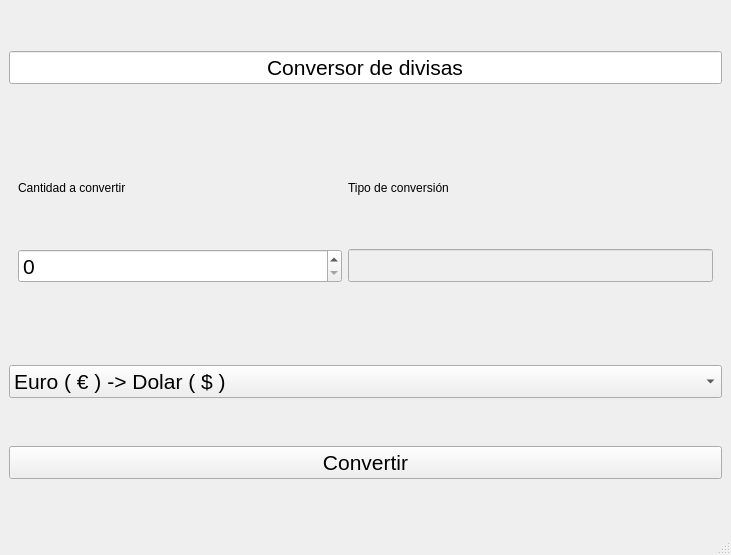
This is interfaz.ui in Ibrahh05/ConversorDivisas as Qt 5 draws it before an edit. The edited form follows.
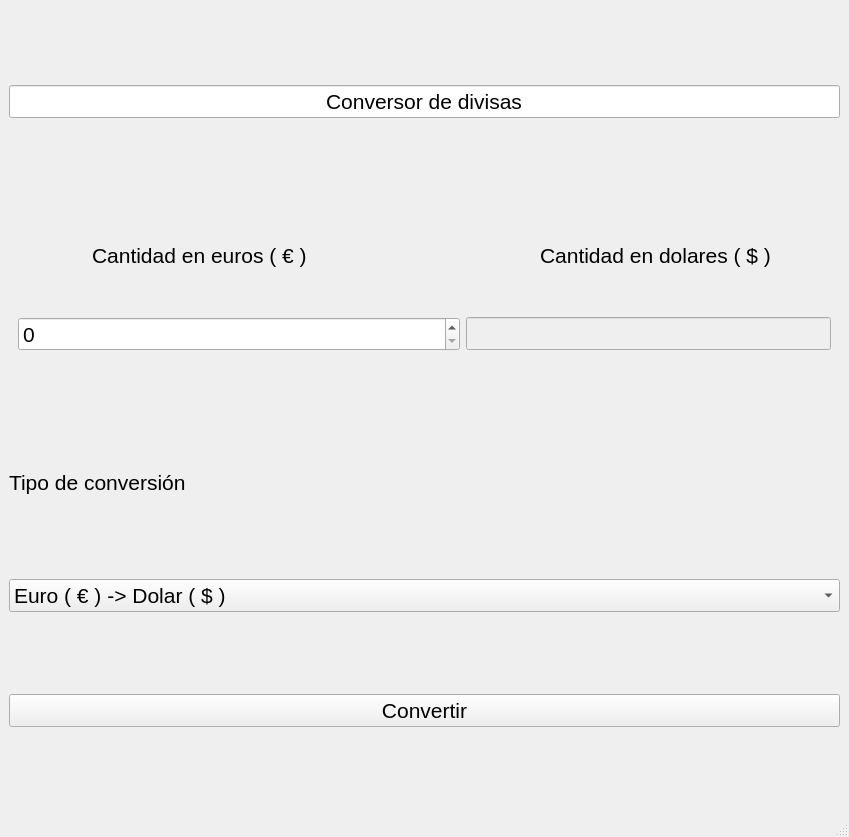
This is the edited form. Icons and pictures are not drawn.

Diff of the .ui file:
```diff
--- a/interfaz.ui
+++ b/interfaz.ui
@@ -6,8 +6,8 @@
    <rect>
     <x>0</x>
     <y>0</y>
-    <width>731</width>
-    <height>555</height>
+    <width>849</width>
+    <height>837</height>
    </rect>
   </property>
   <property name="windowTitle">
@@ -45,45 +45,7 @@
        <property name="topMargin">
         <number>0</number>
        </property>
-       <item row="2" column="0">
-        <widget class="QSpinBox" name="cantidadIntroducida">
-         <property name="font">
-          <font>
-           <pointsize>16</pointsize>
-          </font>
-         </property>
-        </widget>
-       </item>
-       <item row="0" column="1">
-        <widget class="QLabel" name="label">
-         <property name="text">
-          <string>Tipo de conversión</string>
-         </property>
-         <property name="margin">
-          <number>0</number>
-         </property>
-        </widget>
-       </item>
-       <item row="0" column="0">
-        <widget class="QLabel" name="label_2">
-         <property name="maximumSize">
-          <size>
-           <width>16777215</width>
-           <height>61</height>
-          </size>
-         </property>
-         <property name="tabletTracking">
-          <bool>false</bool>
-         </property>
-         <property name="text">
-          <string>Cantidad a convertir</string>
-         </property>
-         <property name="margin">
-          <number>0</number>
-         </property>
-        </widget>
-       </item>
-       <item row="2" column="1">
+       <item row="4" column="1">
         <widget class="QLineEdit" name="cantidadResultado">
          <property name="enabled">
           <bool>false</bool>
@@ -101,9 +63,126 @@
          </property>
         </widget>
        </item>
+       <item row="4" column="0">
+        <widget class="QSpinBox" name="cantidadIntroducida">
+         <property name="font">
+          <font>
+           <pointsize>16</pointsize>
+          </font>
+         </property>
+        </widget>
+       </item>
+       <item row="1" column="0">
+        <layout class="QHBoxLayout" name="horizontalLayout">
+         <item>
+          <widget class="QLabel" name="label_4">
+           <property name="maximumSize">
+            <size>
+             <width>68</width>
+             <height>68</height>
+            </size>
+           </property>
+           <property name="font">
+            <font>
+             <pointsize>16</pointsize>
+            </font>
+           </property>
+           <property name="text">
+            <string/>
+           </property>
+           <property name="pixmap">
+            <pixmap resource="recursos.qrc">:/imagenes/espania.png</pixmap>
+           </property>
+           <property name="scaledContents">
+            <bool>true</bool>
+           </property>
+          </widget>
+         </item>
+         <item>
+          <widget class="QLabel" name="label_2">
+           <property name="maximumSize">
+            <size>
+             <width>16777215</width>
+             <height>61</height>
+            </size>
+           </property>
+           <property name="font">
+            <font>
+             <pointsize>16</pointsize>
+            </font>
+           </property>
+           <property name="tabletTracking">
+            <bool>false</bool>
+           </property>
+           <property name="text">
+            <string>Cantidad en euros ( € )</string>
+           </property>
+           <property name="margin">
+            <number>0</number>
+           </property>
+          </widget>
+         </item>
+        </layout>
+       </item>
+       <item row="1" column="1">
+        <layout class="QHBoxLayout" name="horizontalLayout_2">
+         <item>
+          <widget class="QLabel" name="label_5">
+           <property name="maximumSize">
+            <size>
+             <width>68</width>
+             <height>68</height>
+            </size>
+           </property>
+           <property name="text">
+            <string/>
+           </property>
+           <property name="pixmap">
+            <pixmap resource="recursos.qrc">:/imagenes/eeuu.png</pixmap>
+           </property>
+           <property name="scaledContents">
+            <bool>true</bool>
+           </property>
+          </widget>
+         </item>
+         <item>
+          <widget class="QLabel" name="label_3">
+           <property name="font">
+            <font>
+             <pointsize>16</pointsize>
+            </font>
+           </property>
+           <property name="text">
+            <string>Cantidad en dolares ( $ )</string>
+           </property>
+          </widget>
+         </item>
+        </layout>
+       </item>
       </layout>
      </widget>
     </item>
+    <item>
+     <widget class="QLabel" name="label">
+      <property name="maximumSize">
+       <size>
+        <width>16777215</width>
+        <height>30</height>
+       </size>
+      </property>
+      <property name="font">
+       <font>
+        <pointsize>16</pointsize>
+       </font>
+      </property>
+      <property name="text">
+       <string>Tipo de conversión</string>
+      </property>
+      <property name="margin">
+       <number>0</number>
+      </property>
+     </widget>
+    </item>
     <item>
      <widget class="QComboBox" name="seleccionarDivisa">
       <property name="font">
```
Left out of the diff: 6 changed lines with no effect on the pictures.
